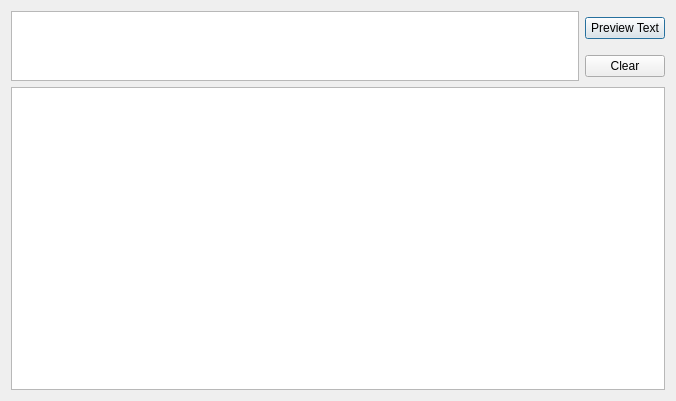
ShadowNate/MISETranslator, file ui/sentencePreview.ui: the form before one commit.
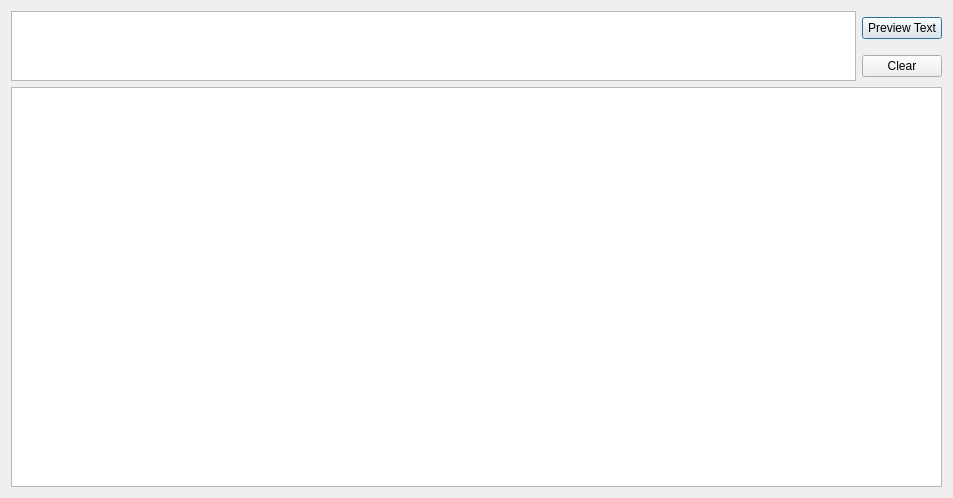
The form after the commit. Icons and pictures are not drawn.

What changed in the file:
```diff
--- a/ui/sentencePreview.ui
+++ b/ui/sentencePreview.ui
@@ -9,8 +9,8 @@
    <rect>
     <x>0</x>
     <y>0</y>
-    <width>676</width>
-    <height>401</height>
+    <width>953</width>
+    <height>498</height>
    </rect>
   </property>
   <property name="windowTitle">
```
